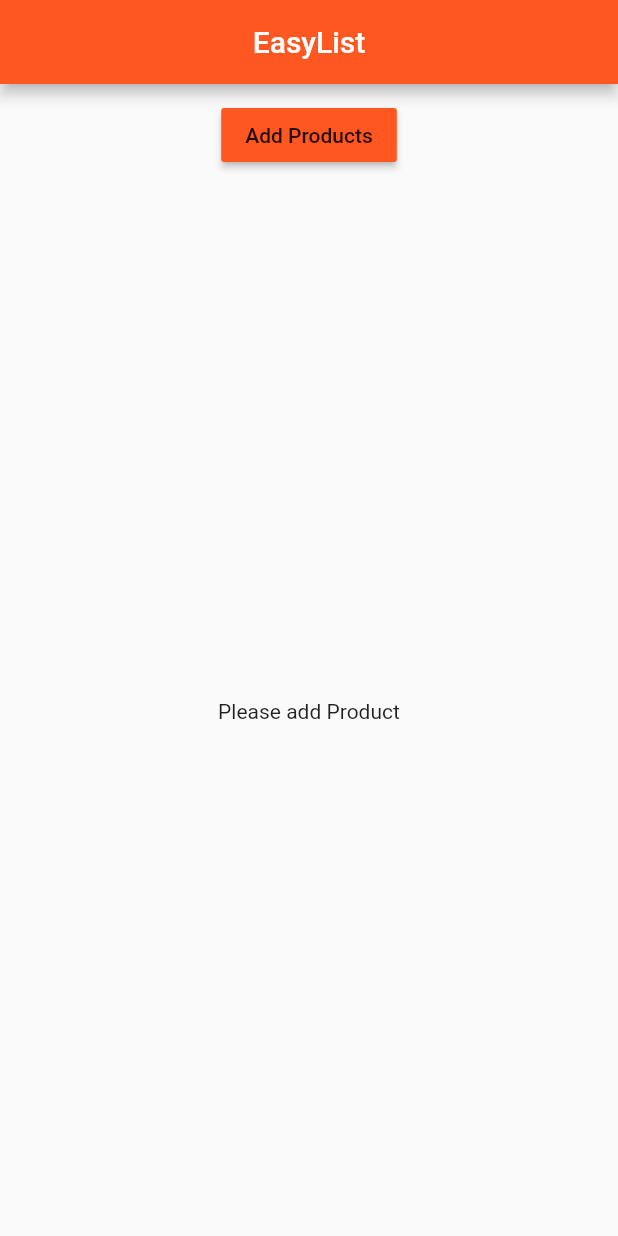
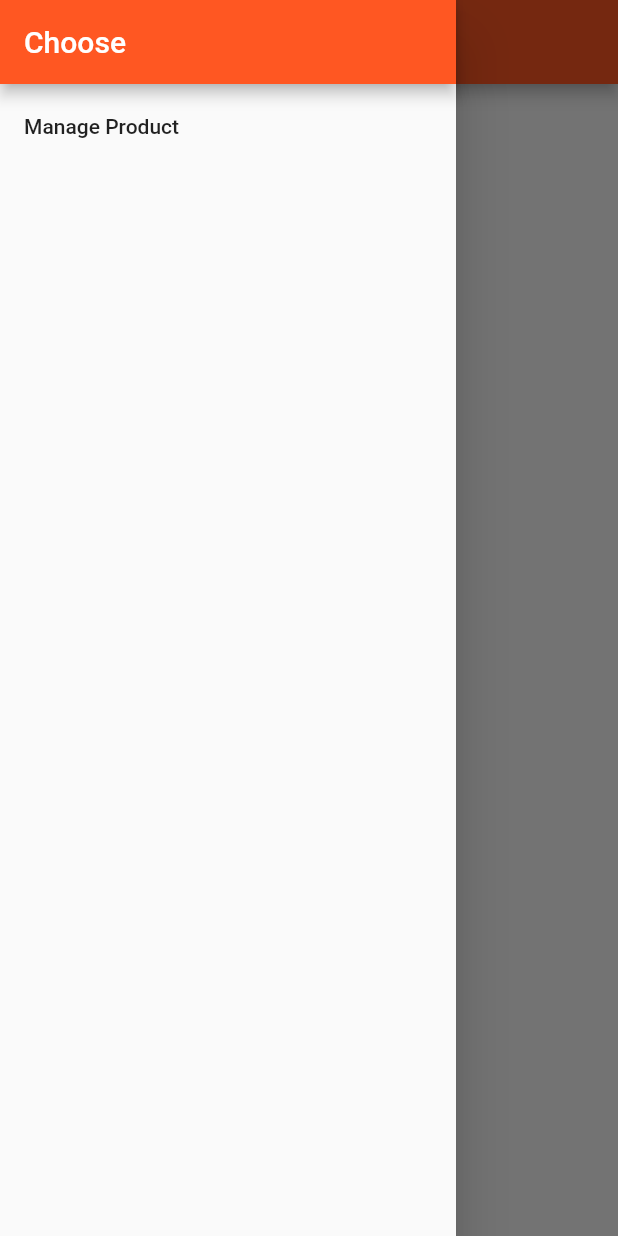
Before and after one commit to irfius/flutter_course, a Flutter app: the screen it shows after launch, with the side drawer open (before the commit the screen has no drawer), on a phone screen of 412 x 824 dp. Run offline on Flutter 3.47's test engine with Material 2 defaults, Android fonts, the phone set to English and light mode, and no system bars.

Commit message:
added navigation

```diff
--- a/lib/main.dart
+++ b/lib/main.dart
@@ -1,12 +1,35 @@
 import 'package:flutter/material.dart';
 
-import './product_manager.dart';
+import './pages/products.dart';
+import './pages/products_admin.dart';
+import './pages/product.dart';
 
 void main() {
   runApp(MyApp());
 }
 
-class MyApp extends StatelessWidget {
+class MyApp extends StatefulWidget {
+  @override
+  State<StatefulWidget> createState() {
+    return _MyAppState();
+  }
+}
+
+class _MyAppState extends State<MyApp> {
+  List<Map<String, String>> _products = [];
+
+  void _addProduct(Map<String, String> newProduct) {
+    this.setState(() {
+      _products.add(newProduct);
+    });
+  }
+
+  void _deleteProduct(int index) {
+    setState(() {
+      _products.removeAt(index);
+    });
+  }
+
   @override
   Widget build(BuildContext context) {
     return MaterialApp(
@@ -14,12 +37,31 @@ class MyApp extends StatelessWidget {
           primarySwatch: Colors.deepOrange,
           accentColor: Colors.deepPurple,
           brightness: Brightness.light),
-      home: Scaffold(
-          appBar: AppBar(
-              title: Center(
-            child: Text("EasyList"),
-          )),
-          body: ProductManager()),
+      // home: AuthPage(),
+      routes: {
+        '/': (BuildContext context) =>
+            ProductsPage(_products, _addProduct, _deleteProduct),
+        '/admin': (BuildContext context) => ProductsAdmin(),
+      },
+      onGenerateRoute: (RouteSettings settings) {
+        final List<String> pathElements = settings.name.split('/');
+        if (pathElements[0] != '') {
+          return null;
+        }
+        if (pathElements[1] == 'product') {
+          final int index = int.parse(pathElements[2]);
+          return MaterialPageRoute<bool>(
+            builder: (BuildContext context) => ProductPage(
+                _products[index]['title'], _products[index]['imageUrl']),
+          );
+        }
+        return null;
+      },
+      onUnknownRoute: (RouteSettings settings) {
+        return MaterialPageRoute(
+            builder: (BuildContext context) =>
+                ProductsPage(_products, _addProduct, _deleteProduct));
+      },
     );
   }
 }
--- /dev/null
+++ b/lib/pages/products.dart
@@ -0,0 +1,35 @@
+import 'package:flutter/material.dart';
+import '../product_manager.dart';
+
+class ProductsPage extends StatelessWidget {
+  final List<Map<String, String>> products;
+  final Function addProduct;
+  final Function deleteProduct;
+
+  ProductsPage(this.products, this.addProduct, this.deleteProduct);
+
+  @override
+  Widget build(BuildContext context) {
+    return Scaffold(
+        drawer: Drawer(
+          child: Column(
+            children: <Widget>[
+              AppBar(
+                automaticallyImplyLeading: false,
+                title: Text('Choose'),
+              ),
+              ListTile(
+                title: Text('Manage Product'),
+                onTap: () {
+                  Navigator.pushReplacementNamed(context, '/admin');
+                },
+              )
+            ],
+          ),
+        ),
+        appBar: AppBar(
+          title: Text("EasyList"),
+        ),
+        body: ProductManager(products, addProduct, deleteProduct));
+  }
+}
--- a/lib/product_control.dart
+++ b/lib/product_control.dart
@@ -11,7 +11,7 @@ class ProductControl extends StatelessWidget {
       color: Theme.of(context).primaryColor,
       child: Text('Add Products'),
       onPressed: () {
-        addProduct('Sweetss');
+        addProduct({'title': 'Chocolate', 'imageUrl': 'assets/food.jpg'});
       },
     );
   }
--- a/lib/product_manager.dart
+++ b/lib/product_manager.dart
@@ -2,37 +2,12 @@ import 'package:flutter/material.dart';
 import './products.dart';
 import './product_control.dart';
 
-class ProductManager extends StatefulWidget {
-  final String startingProduct;
+class ProductManager extends StatelessWidget {
+  final List<Map<String, String>> products;
+  final Function addProduct;
+  final Function deleteProduct;
 
-  ProductManager({this.startingProduct}) {
-    print('Products Manager constructor');
-  }
-
-  @override
-  State<StatefulWidget> createState() {
-    print('Products Manager createState()');
-    return _ProductManagerState();
-  }
-}
-
-class _ProductManagerState extends State<ProductManager> {
-  List<String> _products = [];
-
-  @override
-  void initState() {
-    super.initState();
-    print('Products Manager initState()');
-    if (widget.startingProduct != null) {
-      _products.add(widget.startingProduct);
-    }
-  }
-
-  void _addProduct(String newProduct) {
-    this.setState(() {
-      _products.add(newProduct);
-    });
-  }
+  ProductManager(this.products, this.addProduct, this.deleteProduct);
 
   @override
   Widget build(BuildContext context) {
@@ -40,10 +15,10 @@ class _ProductManagerState extends State<ProductManager> {
       Container(
           margin: EdgeInsets.all(10.0),
           child: ProductControl(
-            addProduct: _addProduct,
+            addProduct: addProduct,
           )),
       Expanded(
-        child: Products(this._products),
+        child: Products(products, deleteProduct: deleteProduct),
       )
     ]);
   }
--- a/lib/products.dart
+++ b/lib/products.dart
@@ -1,18 +1,34 @@
 import 'package:flutter/material.dart';
 
 class Products extends StatelessWidget {
-  final List<String> products;
+  final List<Map<String, String>> products;
+  final Function deleteProduct;
 
-  Products(this.products) {
+  Products(this.products, {this.deleteProduct}) {
     print('Products widget constructor');
   }
 
-  Widget _buildProductItem(BuildContext content, int index) {
+  Widget _buildProductItem(BuildContext context, int index) {
     return Card(
       child: Column(
         children: <Widget>[
-          Image.asset('assets/food.jpg'),
-          Text(products[index])
+          Image.asset(products[index]['imageUrl']),
+          Text(products[index]['title']),
+          ButtonBar(
+            alignment: MainAxisAlignment.center,
+            children: <Widget>[
+              FlatButton(
+                child: Text('Details'),
+                onPressed: () => Navigator.pushNamed<bool>(
+                            context, '/product/' + index.toString())
+                        .then((bool value) {
+                      if (value) {
+                        deleteProduct(index);
+                      }
+                    }),
+              )
+            ],
+          )
         ],
       ),
     );
```
Also changed, not shown: lib/pages/auth.dart (added, +20 -0 lines), lib/pages/product.dart (added, +65 -0 lines), lib/pages/product_create.dart (added, +21 -0 lines), lib/pages/product_list.dart (added, +10 -0 lines), lib/pages/products_admin.dart (added, +48 -0 lines).
